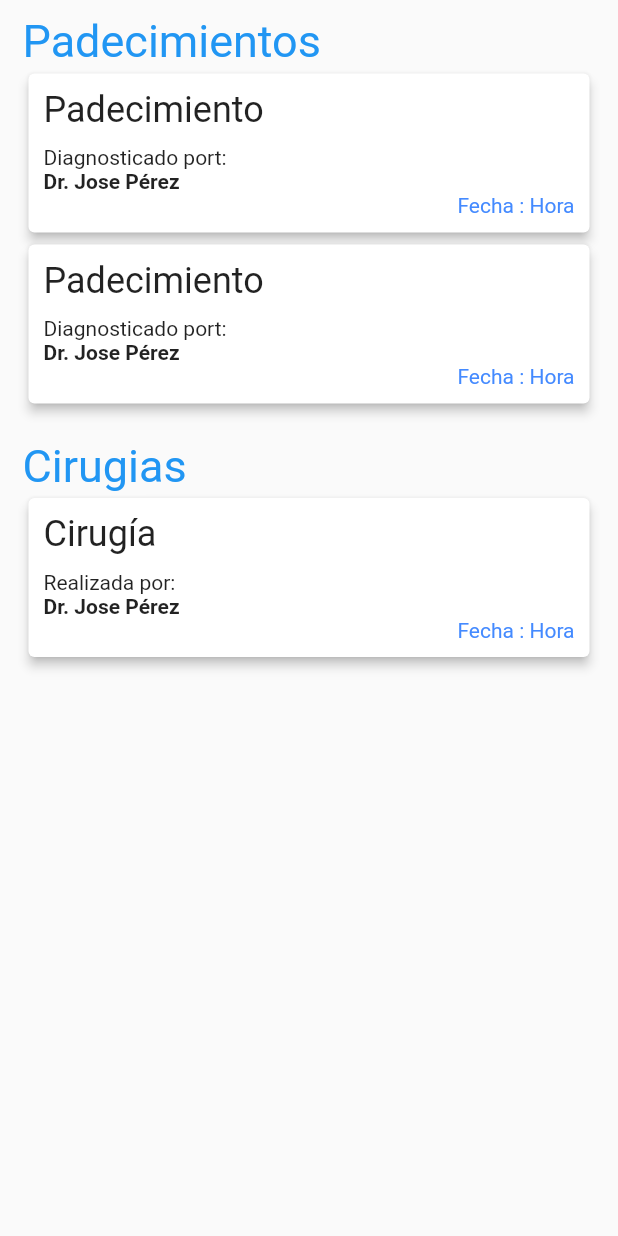
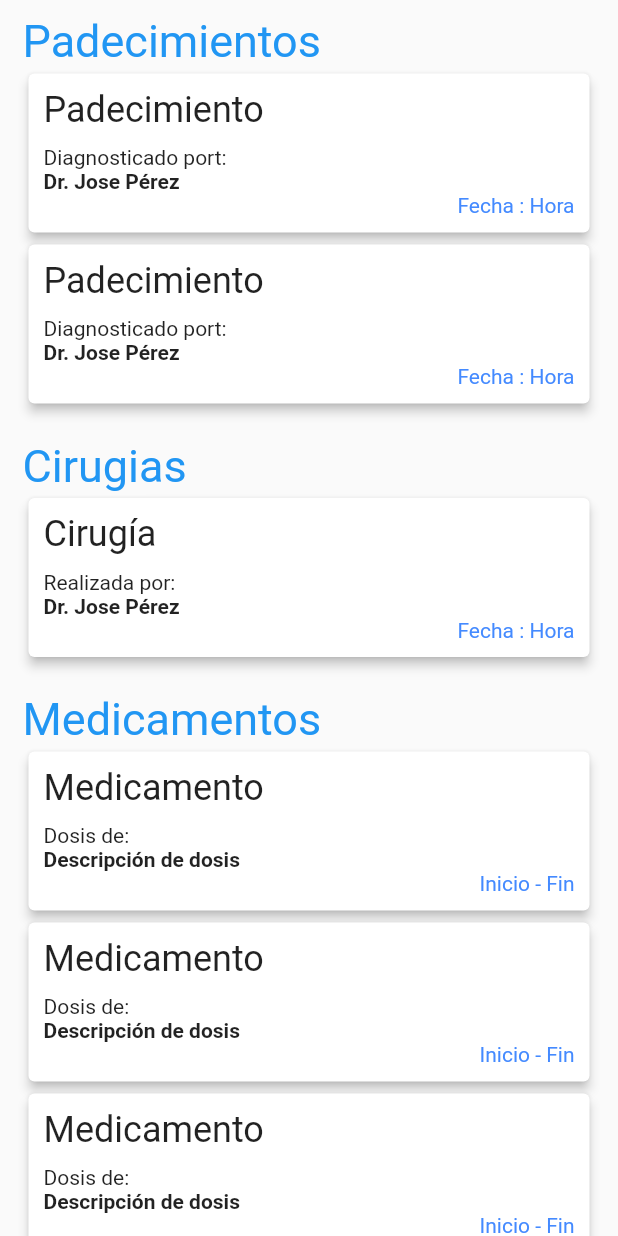
Before and after one commit to JPaulMora/bitmec-1, a Flutter app: the PatientDetailMedicalHistoryView widget shown alone on an empty page, opened directly, on a phone screen of 412 x 824 dp. Run offline on Flutter 3.47's test engine with Material 2 defaults, Android fonts, the phone set to English and light mode, and no system bars; network calls fail.

Commit message:
MedicesSection added in PatientDetailScreen

```diff
--- a/lib/components/patient/patient_detail_medical_history_view.dart
+++ b/lib/components/patient/patient_detail_medical_history_view.dart
@@ -18,6 +18,7 @@ class _PatientDetailMedicalHistoryViewState
         children: <Widget>[
           _MedicalConditionsSection(),
           _MedicalSurgeriesSection(),
+          _MedicinesSection(),
         ],
       ),
     );
@@ -130,3 +131,58 @@ class _MedicalSurgeryCard extends StatelessWidget {
     );
   }
 }
+
+class _MedicinesSection extends StatelessWidget {
+  @override
+  Widget build(BuildContext context) {
+    return ListOfSection(
+      title: 'Medicamentos',
+      children: <Widget>[
+        _MedicineCard(),
+        _MedicineCard(),
+        _MedicineCard(),
+      ],
+    );
+  }
+}
+
+class _MedicineCard extends StatelessWidget {
+  @override
+  Widget build(BuildContext context) {
+    return Card(
+      elevation: 3.0,
+      child: Padding(
+        padding: const EdgeInsets.symmetric(
+            horizontal: 10.0,
+            vertical: 10.0
+        ),
+        child: Column(
+          mainAxisAlignment: MainAxisAlignment.spaceBetween,
+          crossAxisAlignment: CrossAxisAlignment.start,
+          children: <Widget>[
+            Column(
+              crossAxisAlignment: CrossAxisAlignment.start,
+              children: <Widget>[
+                Text('Medicamento', style: TextStyle(fontSize: 24.0)),
+                Padding(padding: const EdgeInsets.symmetric(vertical: 5.0)),
+                Text('Dosis de:'),
+                Text('Descripción de dosis', style: TextStyle(
+                    fontWeight: FontWeight.bold
+                )),
+              ],
+            ),
+
+            Row(
+              textDirection: TextDirection.rtl,
+              children: <Widget>[
+                Text('Inicio - Fin', style: TextStyle(
+                  color: Colors.blueAccent,
+                ))
+              ],
+            ),
+          ],
+        ),
+      ),
+    );
+  }
+}
```
